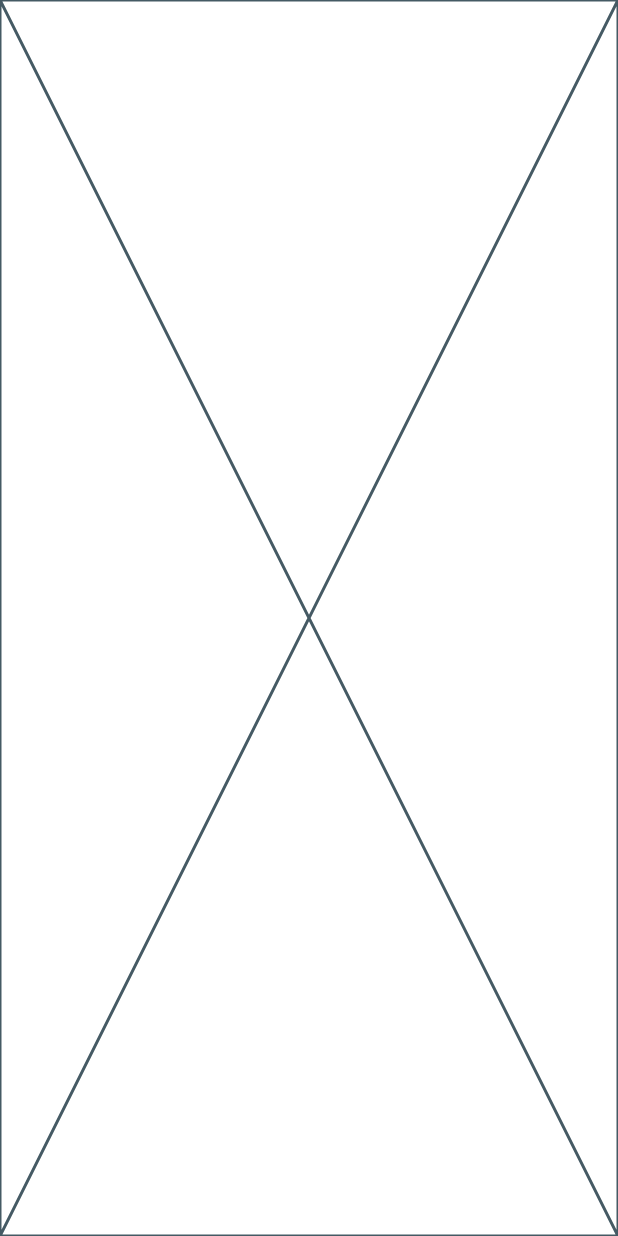
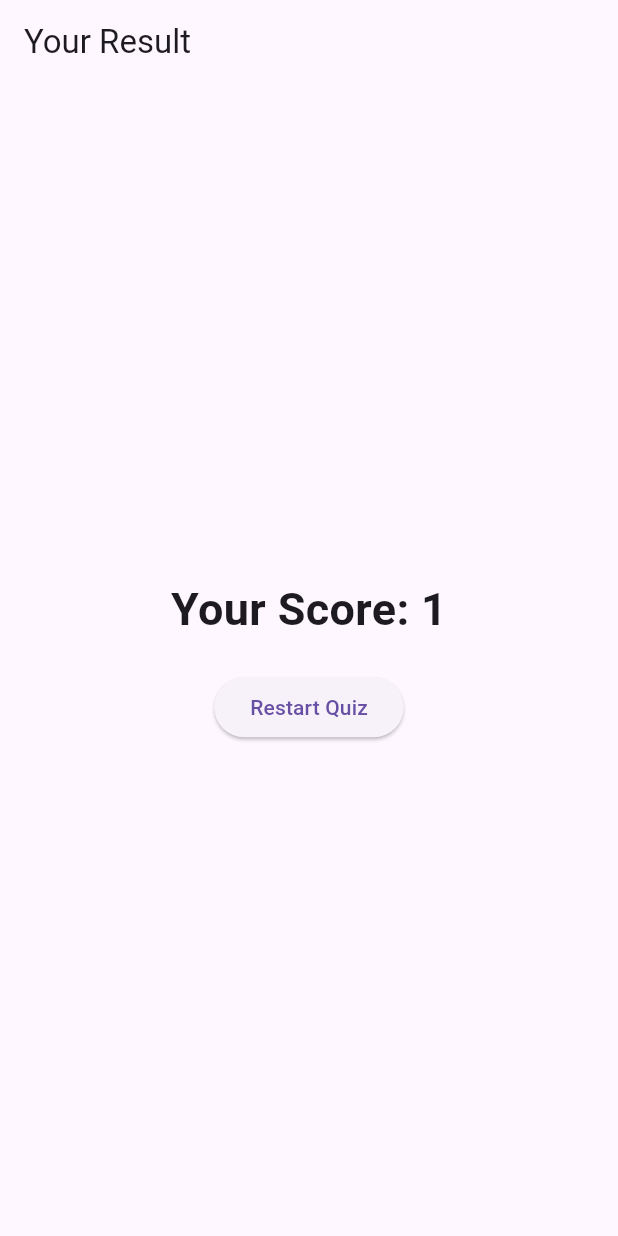
Before and after one commit to AsmiAd/Quiz_app, a Flutter app: the screen it shows after launch, after a tap on "Kathmandu", after a tap on "Apple", after a tap on "Java", on a phone screen of 412 x 824 dp. Run offline on Flutter 3.47's test engine with Material 3 defaults, Android fonts, the light colour scheme and no system bars.

Commit message:
Refactor QuizScreen and ResultScreen: Add key parameter and implement result display with restart functionality

```diff
--- a/lib/quiz_screen.dart
+++ b/lib/quiz_screen.dart
@@ -3,6 +3,8 @@ import 'question_model.dart';
 import 'result_screen.dart';
 
 class QuizScreen extends StatefulWidget {
+  const QuizScreen({super.key});
+
   @override
   State<QuizScreen> createState() => _QuizScreenState();
 }
@@ -20,7 +22,6 @@ class _QuizScreenState extends State<QuizScreen> {
       if (currentQuestion < sampleQuestions.length - 1) {
         currentQuestion++;
       } else {
-        // Navigate to result screen
         Navigator.pushReplacement(
           context,
           MaterialPageRoute(
--- a/lib/result_screen.dart
+++ b/lib/result_screen.dart
@@ -1,11 +1,36 @@
 import 'package:flutter/material.dart';
+import 'quiz_screen.dart';
 
 class ResultScreen extends StatelessWidget {
   final int score;
-  ResultScreen({required this.score});
+
+  const ResultScreen({super.key, required this.score});
 
   @override
   Widget build(BuildContext context) {
-    return const Placeholder();
+    return Scaffold(
+      appBar: AppBar(title: Text("Your Result")),
+      body: Center(
+        child: Column(
+          mainAxisAlignment: MainAxisAlignment.center,
+          children: [
+            Text(
+              "Your Score: $score",
+              style: TextStyle(fontSize: 30, fontWeight: FontWeight.bold),
+            ),
+            SizedBox(height: 20),
+            ElevatedButton(
+              onPressed: () {
+                Navigator.pushReplacement(
+                  context,
+                  MaterialPageRoute(builder: (context) => QuizScreen()),
+                );
+              },
+              child: Text("Restart Quiz"),
+            ),
+          ],
+        ),
+      ),
+    );
   }
 }
```
